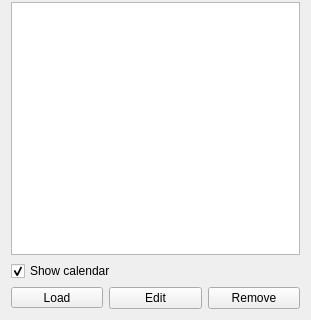
Above: src/plugins/blogique/remoteentrieswidget.ui from 0xd34df00d/leechcraft before the change; both pictures show x 0 to 311 and y 228 to 548 of the 311 by 548 pixel window. Below: the same form after it.
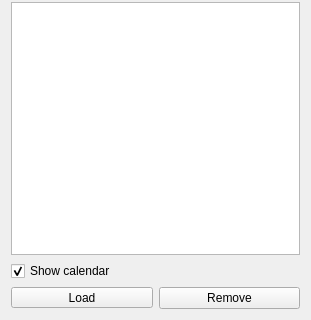
That is the form after the change. Custom widgets are drawn as their Qt base class.

What changed in the file:
```diff
--- a/src/plugins/blogique/remoteentrieswidget.ui
+++ b/src/plugins/blogique/remoteentrieswidget.ui
@@ -80,7 +80,7 @@
     </widget>
    </item>
    <item row="2" column="0">
-    <layout class="QHBoxLayout" name="horizontalLayout_7" stretch="0,0,0">
+    <layout class="QHBoxLayout" name="horizontalLayout_7" stretch="0,0">
      <item>
       <widget class="QToolButton" name="LoadRemoteEntries_">
        <property name="sizePolicy">
@@ -100,16 +100,6 @@
        </property>
       </widget>
      </item>
-     <item>
-      <widget class="QPushButton" name="EditRemoteEntry_">
-       <property name="toolTip">
-        <string>Post will be opened for editing in current tab.</string>
-       </property>
-       <property name="text">
-        <string>Edit</string>
-       </property>
-      </widget>
-     </item>
      <item>
       <widget class="QPushButton" name="RemoveRemoteEntry_">
        <property name="toolTip">
```
